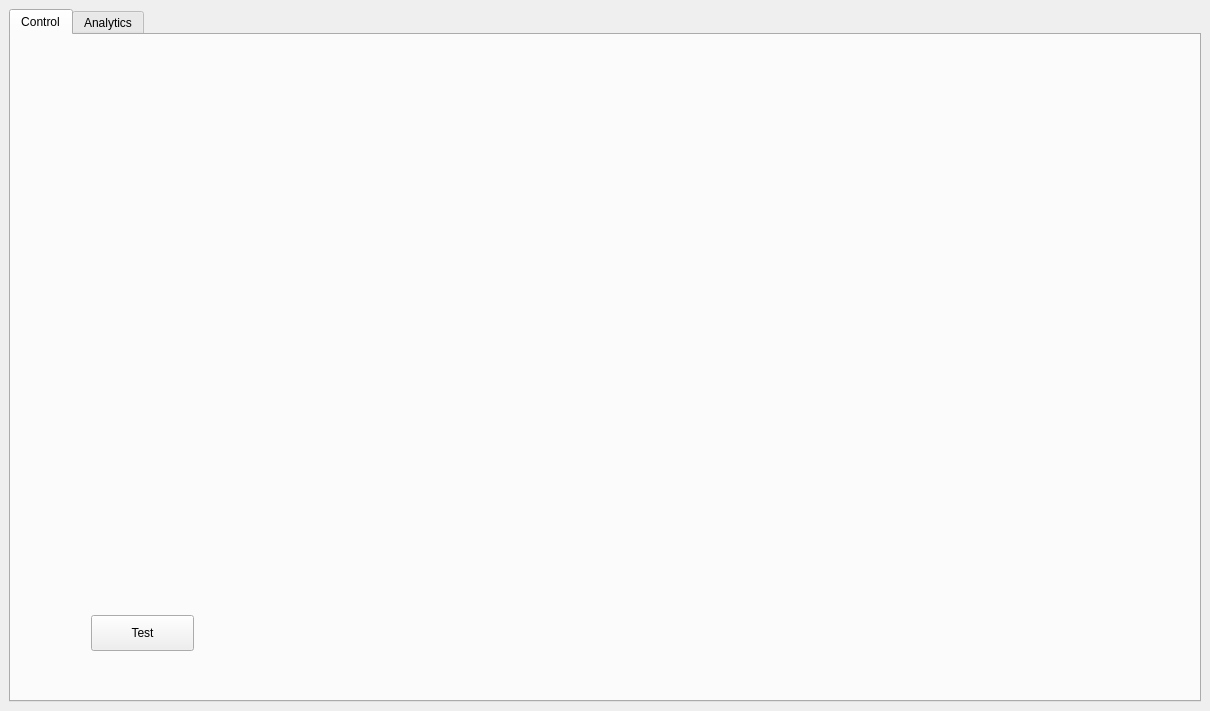
First picture: the form in production_line_ui/mainwindow.ui, repository heidikrisse/ProductionLineUi, before the edit.
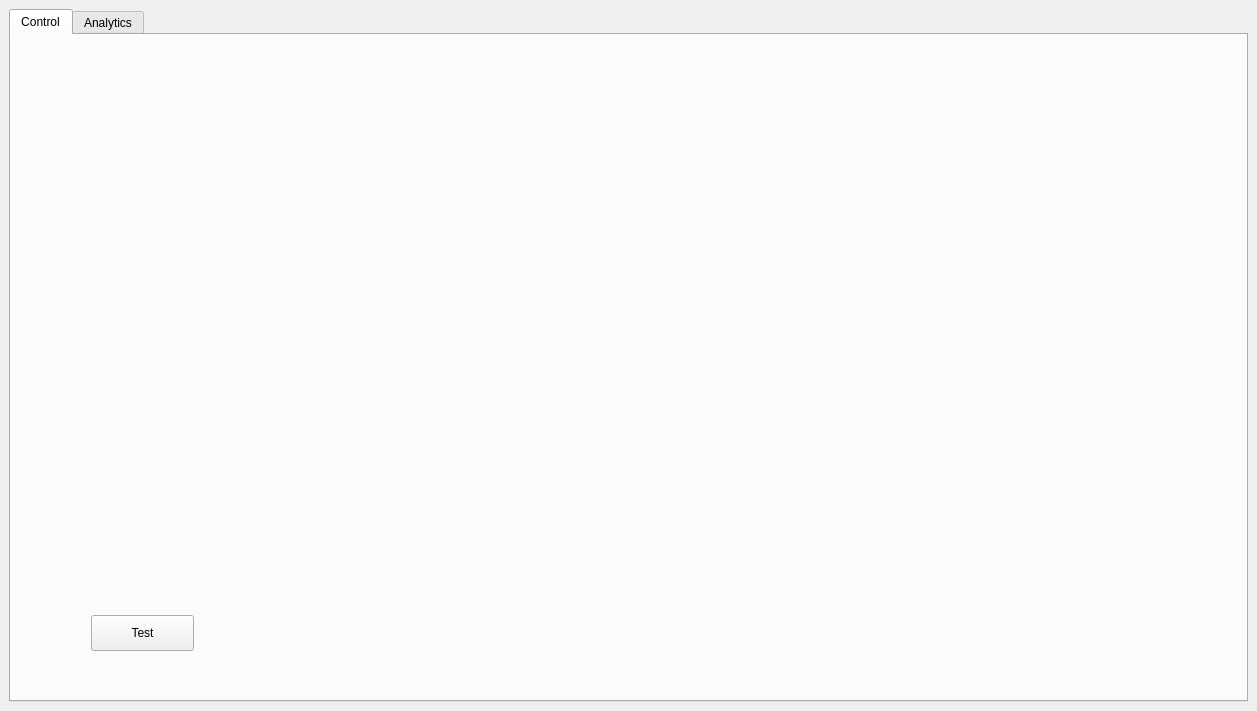
Second picture: the form after the edit. Icons and pictures are not drawn.

Commit message: Linechart/multiseries works

What changed in the file:
```diff
--- a/production_line_ui/mainwindow.ui
+++ b/production_line_ui/mainwindow.ui
@@ -6,7 +6,7 @@
    <rect>
     <x>0</x>
     <y>0</y>
-    <width>1210</width>
+    <width>1257</width>
     <height>711</height>
    </rect>
   </property>
@@ -39,7 +39,7 @@
          <rect>
           <x>0</x>
           <y>0</y>
-          <width>1181</width>
+          <width>1221</width>
           <height>561</height>
          </rect>
         </property>
```
The commit also changes 2 other files.
